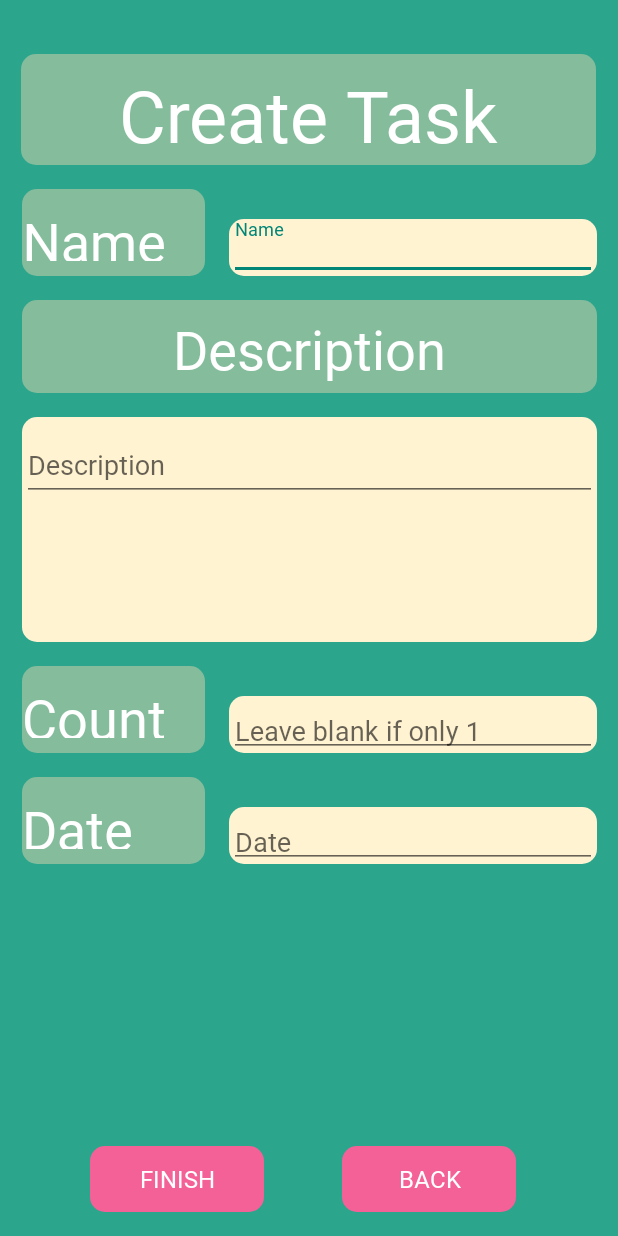
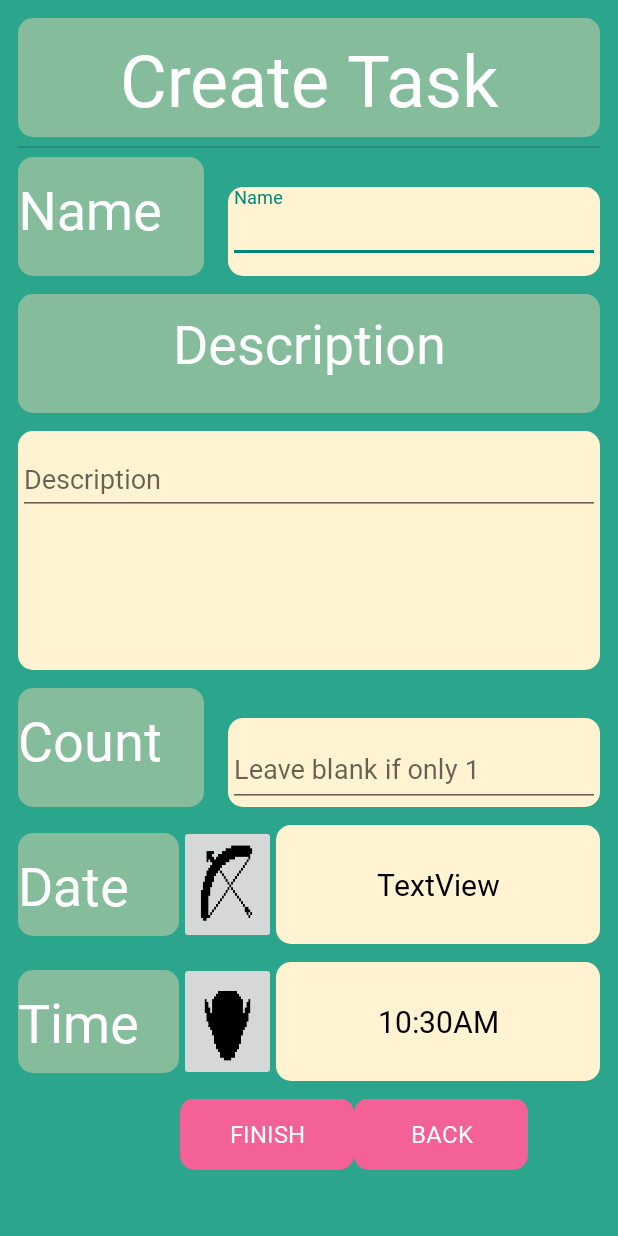
Before and after one commit to BunnyKing123/task-titans, an Android app: the TaskCreationActivity screen opened directly, with no data from a screen before it, on a phone screen of 412 x 824 dp. Run offline under Robolectric (Android 15) with nearby library versions, the phone set to English and light mode, and no system bars.

Commit message:
Added time picking and dynamic layout for task creation

```diff
--- a/app/build.gradle
+++ b/app/build.gradle
@@ -32,6 +32,7 @@ dependencies {
     implementation 'com.google.firebase:firebase-database'
 
     implementation 'androidx.appcompat:appcompat:1.2.0'
+    implementation 'androidx.fragment:fragment'
     implementation 'androidx.constraintlayout:constraintlayout:2.0.4'
     implementation 'androidx.legacy:legacy-support-v4:1.0.0'
     implementation 'androidx.navigation:navigation-fragment:2.2.1'
--- a/app/src/main/java/xyz/dolphcode/tasktitans/TaskCreationActivity.java
+++ b/app/src/main/java/xyz/dolphcode/tasktitans/TaskCreationActivity.java
@@ -1,13 +1,21 @@
 package xyz.dolphcode.tasktitans;
 
 import androidx.appcompat.app.AppCompatActivity;
+import androidx.fragment.app.DialogFragment;
 
 import android.os.Bundle;
+import android.view.View;
 import android.widget.Button;
+import android.widget.TextView;
 
+import xyz.dolphcode.tasktitans.fragments.TimePickerFragment;
+import xyz.dolphcode.tasktitans.util.DateTimeActivity;
 import xyz.dolphcode.tasktitans.util.Util;
 
-public class TaskCreationActivity extends AppCompatActivity {
+public class TaskCreationActivity extends AppCompatActivity implements DateTimeActivity {
+
+    TextView time;
+    DialogFragment timePicker;
 
     @Override
     protected void onCreate(Bundle savedInstanceState) {
@@ -16,6 +24,24 @@ public class TaskCreationActivity extends AppCompatActivity {
 
         Button taskBackBtn = findViewById(R.id.taskBackBtn);
 
+        time = findViewById(R.id.taskTimeText);
+        timePicker = new TimePickerFragment();
+
+        int[] currentTime = Util.currentTime();
+        time.setText(Util.formatTime(currentTime[0], currentTime[1]));
+
         Util.addSwitchScreenAction(taskBackBtn, TasksActivity.class, TaskCreationActivity.this);
     }
+
+    public void showTimePicker(View view) {
+        timePicker.show(getSupportFragmentManager(), "taskTimePicker");
+    }
+
+    @Override
+    public void sendDate() {}
+
+    @Override
+    public void sendTime(int hour, int min) {
+        time.setText(Util.formatTime(hour, min));
+    }
 }
--- /dev/null
+++ b/app/src/main/java/xyz/dolphcode/tasktitans/fragments/TimePickerFragment.java
@@ -0,0 +1,42 @@
+package xyz.dolphcode.tasktitans.fragments;
+
+import android.app.Activity;
+import android.app.Dialog;
+import android.app.TimePickerDialog;
+import android.icu.util.Calendar;
+import android.os.Bundle;
+import android.text.format.DateFormat;
+import android.widget.TimePicker;
+
+import androidx.fragment.app.DialogFragment;
+
+import xyz.dolphcode.tasktitans.util.DateTimeActivity;
+import xyz.dolphcode.tasktitans.util.Util;
+
+public class TimePickerFragment extends DialogFragment implements TimePickerDialog.OnTimeSetListener {
+
+    int hour;
+    int minute;
+
+    public TimePickerFragment() {
+        super();
+        int[] currentTime = Util.currentTime();
+        hour = currentTime[0];
+        minute = currentTime[1];
+    }
+
+    // Code based on code from Android Studio docs on Time Picker fragment
+    @Override public Dialog onCreateDialog(Bundle savedInstanceState) {
+        // Create a new instance of TimePickerDialog and return it
+        return new TimePickerDialog(getActivity(), this, hour, minute,
+                DateFormat.is24HourFormat(getActivity()));
+    }
+
+    public void onTimeSet(TimePicker view, int hourOfDay, int minute) {
+        Activity screen = getActivity();
+        if (screen instanceof DateTimeActivity) {
+            ((DateTimeActivity) screen).sendTime(hourOfDay, minute);
+        }
+    }
+
+}
--- /dev/null
+++ b/app/src/main/java/xyz/dolphcode/tasktitans/util/DateTimeActivity.java
@@ -0,0 +1,8 @@
+package xyz.dolphcode.tasktitans.util;
+
+public interface DateTimeActivity {
+
+    public void sendDate();
+    public void sendTime(int hour, int min);
+
+}
--- a/app/src/main/java/xyz/dolphcode/tasktitans/util/Util.java
+++ b/app/src/main/java/xyz/dolphcode/tasktitans/util/Util.java
@@ -1,6 +1,7 @@
 package xyz.dolphcode.tasktitans.util;
 
 import android.content.Intent;
+import android.icu.util.Calendar;
 import android.util.Log;
 import android.view.View;
 import android.widget.Button;
@@ -95,4 +96,32 @@ public final class Util {
         return list;
     }
 
+    // Formats time given hour and minute
+    public static String formatTime(int hour, int min) {
+        // Determine whether AM or PM and convert military to standard time
+        String meridiem = "AM";
+        int formatHour = hour;
+        if (formatHour >= 12 && formatHour < 24) {
+            meridiem = "PM";
+            formatHour -= 12;
+        }
+        if (formatHour == 0 || formatHour == 24) {
+            formatHour = 12;
+        }
+        formatHour = Math.abs(formatHour);
+
+        // Format time to two digits
+        String formatMin = String.format("%02d", min);
+
+        return formatHour + ":" + formatMin + meridiem;
+    }
+
+    // Gets current time in hours and minutes
+    // Hour is at index 0
+    // Minutes are at index 1
+    public static int[] currentTime() {
+        final Calendar c = Calendar.getInstance();
+        int[] time = {c.get(Calendar.HOUR_OF_DAY), c.get(Calendar.MINUTE)};
+        return time;
+    }
 }
--- a/app/src/main/res/layout/activity_task_creation.xml
+++ b/app/src/main/res/layout/activity_task_creation.xml
@@ -5,13 +5,18 @@
     android:layout_width="match_parent"
     android:layout_height="match_parent"
     android:background="@color/colorPrimaryDark"
+    android:paddingLeft="12dp"
+    android:paddingTop="12dp"
+    android:paddingRight="12dp"
+    android:paddingBottom="12dp"
+    app:chainUseRtl="false"
     tools:context=".TaskCreationActivity">
 
     <TextView
         android:id="@+id/taskCreationTitle"
-        android:layout_width="@dimen/label_width"
-        android:layout_height="@dimen/title_height"
-        android:layout_marginTop="36dp"
+        android:layout_width="match_parent"
+        android:layout_height="0dp"
+        android:layout_marginBottom="6dp"
         android:background="@drawable/round_corners"
         android:backgroundTint="#84BC9C"
         android:fontFamily="@font/quest"
@@ -21,21 +26,37 @@
         android:textAlignment="center"
         android:textColor="@color/colorText"
         android:textSize="48sp"
+        app:layout_constraintBottom_toTopOf="@+id/createTaskDivider1"
         app:layout_constraintEnd_toEndOf="parent"
-        app:layout_constraintHorizontal_bias="0.494"
+        app:layout_constraintHorizontal_bias="0.5"
         app:layout_constraintStart_toStartOf="parent"
-        app:layout_constraintTop_toTopOf="parent" />
+        app:layout_constraintTop_toTopOf="parent"
+        app:layout_constraintVertical_weight="1" />
+
+    <View
+        android:id="@+id/createTaskDivider1"
+        android:layout_width="match_parent"
+        android:layout_height="1dp"
+        android:background="?android:attr/listDivider"
+        app:layout_constraintBottom_toTopOf="@+id/taskNameContainer"
+        app:layout_constraintTop_toBottomOf="@+id/taskCreationTitle"
+        app:layout_constraintVertical_weight="1"
+        tools:layout_editor_absoluteX="12dp" />
 
     <LinearLayout
         android:id="@+id/taskNameContainer"
-        android:layout_width="@dimen/label_width"
-        android:layout_height="58dp"
-        android:layout_marginTop="16dp"
+        android:layout_width="match_parent"
+        android:layout_height="0dp"
         android:gravity="top"
+        android:layout_marginTop="6dp"
+        android:layout_marginBottom="6dp"
         android:orientation="horizontal"
+        app:layout_constraintBottom_toTopOf="@+id/taskDescLabel"
         app:layout_constraintEnd_toEndOf="parent"
+        app:layout_constraintHorizontal_bias="0.5"
         app:layout_constraintStart_toStartOf="parent"
-        app:layout_constraintTop_toBottomOf="@+id/taskCreationTitle">
+        app:layout_constraintTop_toBottomOf="@+id/createTaskDivider1"
+        app:layout_constraintVertical_weight="1">
 
         <TextView
             android:id="@+id/taskNameTxt"
@@ -75,9 +96,10 @@
 
     <TextView
         android:id="@+id/taskDescLabel"
-        android:layout_width="@dimen/label_width"
-        android:layout_height="@dimen/label_height"
-        android:layout_marginTop="16dp"
+        android:layout_width="match_parent"
+        android:layout_height="0dp"
+        android:layout_marginTop="6dp"
+        android:layout_marginBottom="6dp"
         android:background="@drawable/round_corners"
         android:backgroundTint="#84BC9C"
         android:fontFamily="@font/quest"
@@ -87,22 +109,27 @@
         android:textAlignment="center"
         android:textColor="@color/colorText"
         android:textSize="36sp"
+        app:layout_constraintBottom_toTopOf="@+id/taskDescInput"
         app:layout_constraintEnd_toEndOf="parent"
+        app:layout_constraintHorizontal_bias="0.5"
         app:layout_constraintStart_toStartOf="parent"
-        app:layout_constraintTop_toBottomOf="@+id/taskNameContainer" />
+        app:layout_constraintTop_toBottomOf="@+id/taskNameContainer"
+        app:layout_constraintVertical_weight="1" />
 
     <com.google.android.material.textfield.TextInputLayout
         android:id="@+id/taskDescInput"
-        android:layout_width="@dimen/label_width"
-        android:layout_height="150dp"
-        android:layout_marginTop="16dp"
-        android:layout_marginBottom="24dp"
+        android:layout_width="match_parent"
+        android:layout_height="0dp"
+        android:layout_marginTop="6dp"
+        android:layout_marginBottom="6dp"
         android:background="@drawable/round_corners"
         android:backgroundTint="@color/colorField"
-        app:layout_constraintBottom_toTopOf="@+id/registerPasswordInput"
+        app:layout_constraintBottom_toTopOf="@+id/taskCountContainer"
         app:layout_constraintEnd_toEndOf="parent"
+        app:layout_constraintHorizontal_bias="0.5"
         app:layout_constraintStart_toStartOf="parent"
-        app:layout_constraintTop_toBottomOf="@+id/taskDescLabel">
+        app:layout_constraintTop_toBottomOf="@+id/taskDescLabel"
+        app:layout_constraintVertical_weight="2">
 
         <com.google.android.material.textfield.TextInputEditText
             android:id="@+id/taskDescInputTxt"
@@ -114,14 +141,18 @@
 
     <LinearLayout
         android:id="@+id/taskCountContainer"
-        android:layout_width="@dimen/label_width"
-        android:layout_height="58dp"
-        android:layout_marginTop="16dp"
+        android:layout_width="match_parent"
+        android:layout_height="0dp"
+        android:layout_marginTop="6dp"
+        android:layout_marginBottom="6dp"
         android:gravity="top"
         android:orientation="horizontal"
+        app:layout_constraintBottom_toTopOf="@+id/taskDateContainer"
         app:layout_constraintEnd_toEndOf="parent"
+        app:layout_constraintHorizontal_bias="0.5"
         app:layout_constraintStart_toStartOf="parent"
-        app:layout_constraintTop_toBottomOf="@+id/taskDescInput">
+        app:layout_constraintTop_toBottomOf="@+id/taskDescInput"
+        app:layout_constraintVertical_weight="1">
 
         <TextView
             android:id="@+id/taskCountTxt"
@@ -151,7 +182,7 @@
             <com.google.android.material.textfield.TextInputEditText
                 android:id="@+id/taskCountInputTxt"
                 android:layout_width="match_parent"
-                android:layout_height="32dp"
+                android:layout_height="match_parent"
                 android:layout_weight="1"
                 android:fontFamily="@font/quest"
                 android:hint="@string/task_count_hint"
@@ -162,20 +193,24 @@
 
     <LinearLayout
         android:id="@+id/taskDateContainer"
-        android:layout_width="@dimen/label_width"
-        android:layout_height="58dp"
-        android:layout_marginTop="16dp"
-        android:gravity="top"
+        android:layout_width="match_parent"
+        android:layout_height="0dp"
+        android:layout_marginTop="6dp"
+        android:layout_marginBottom="6dp"
+        android:gravity="center"
         android:orientation="horizontal"
+        app:layout_constraintBottom_toTopOf="@+id/taskTimeContainer"
         app:layout_constraintEnd_toEndOf="parent"
+        app:layout_constraintHorizontal_bias="0.5"
         app:layout_constraintStart_toStartOf="parent"
-        app:layout_constraintTop_toBottomOf="@+id/taskCountContainer">
+        app:layout_constraintTop_toBottomOf="@+id/taskCountContainer"
+        app:layout_constraintVertical_weight="1">
 
         <TextView
             android:id="@+id/taskDateTxt"
             android:layout_width="0dp"
-            android:layout_height="match_parent"
-            android:layout_weight="1"
+            android:layout_height="wrap_content"
+            android:layout_weight="5"
             android:background="@drawable/round_corners"
             android:backgroundTint="@color/colorPrimary"
             android:fontFamily="@font/quest"
@@ -184,50 +219,101 @@
             android:textColor="@android:color/white"
             android:textSize="36sp" />
 
-        <com.google.android.material.textfield.TextInputLayout
-            android:id="@+id/taskDateInputBar"
+        <ImageButton
+            android:id="@+id/taskDatePickBtn"
             android:layout_width="0dp"
             android:layout_height="match_parent"
-            android:layout_marginStart="16dp"
-            android:layout_marginTop="20dp"
-            android:layout_weight="2"
+            android:layout_weight="3"
+            android:scaleType="fitXY"
+            app:srcCompat="@drawable/bow_icon" />
+
+        <TextView
+            android:id="@+id/taskDateText"
+            android:layout_width="0dp"
+            android:layout_height="match_parent"
+            android:layout_weight="10"
             android:background="@drawable/round_corners"
             android:backgroundTint="@color/colorField"
-            app:layout_constraintStart_toStartOf="parent"
-            app:layout_constraintTop_toBottomOf="@+id/guildJoinTitle">
+            android:fontFamily="@font/quest"
+            android:gravity="center"
+            android:text="TextView"
+            android:textAlignment="center"
+            android:textColor="@color/colorTextDark"
+            android:textSize="20sp" />
 
-            <com.google.android.material.textfield.TextInputEditText
-                android:id="@+id/taskDateInputTxt"
-                android:layout_width="match_parent"
-                android:layout_height="32dp"
-                android:layout_weight="1"
-                android:fontFamily="@font/quest"
-                android:hint="@string/task_date"
-                android:inputType="date" />
-
-        </com.google.android.material.textfield.TextInputLayout>
     </LinearLayout>
 
-    <Button
-        android:id="@+id/taskBackBtn"
-        android:layout_width="@dimen/btn_small_width"
-        android:layout_height="@dimen/btn_small_height"
-        android:layout_marginBottom="16dp"
+    <LinearLayout
+        android:id="@+id/taskTimeContainer"
+        android:layout_width="match_parent"
+        android:layout_height="0dp"
+        android:layout_marginTop="6dp"
+        android:layout_marginBottom="6dp"
+        android:gravity="center"
+        android:orientation="horizontal"
+        app:layout_constraintBottom_toTopOf="@+id/taskBtnsContainer"
+        app:layout_constraintEnd_toEndOf="parent"
+        app:layout_constraintHorizontal_bias="0.5"
+        app:layout_constraintStart_toStartOf="parent"
+        app:layout_constraintTop_toBottomOf="@+id/taskDateContainer"
+        app:layout_constraintVertical_weight="1">
+
+        <TextView
+            android:id="@+id/taskTimeTxt"
+            android:layout_width="0dp"
+            android:layout_height="wrap_content"
+            android:layout_weight="5"
             android:background="@drawable/round_corners"
-        android:backgroundTint="@color/colorAccent"
+            android:backgroundTint="@color/colorPrimary"
             android:fontFamily="@font/quest"
-        android:text="@string/return_txt"
-        android:textColor="@color/colorText"
-        android:textSize="16sp"
+            android:paddingVertical="10dp"
+            android:text="@string/task_time"
+            android:textColor="@android:color/white"
+            android:textSize="36sp" />
+
+        <ImageButton
+            android:id="@+id/taskTimePickBtn"
+            android:layout_width="0dp"
+            android:layout_height="match_parent"
+            android:layout_weight="3"
+            android:onClick="showTimePicker"
+            android:scaleType="fitXY"
+            app:srcCompat="@drawable/elf_icon" />
+
+        <TextView
+            android:id="@+id/taskTimeText"
+            android:layout_width="0dp"
+            android:layout_height="match_parent"
+            android:layout_weight="10"
+            android:background="@drawable/round_corners"
+            android:backgroundTint="@color/colorField"
+            android:fontFamily="@font/quest"
+            android:gravity="center"
+            android:text="TextView"
+            android:textAlignment="center"
+            android:textColor="@color/colorTextDark"
+            android:textSize="20sp" />
+
+    </LinearLayout>
+
+    <LinearLayout
+        android:id="@+id/taskBtnsContainer"
+        android:layout_width="match_parent"
+        android:layout_height="0dp"
+        android:layout_marginTop="6dp"
+        android:gravity="center"
+        android:orientation="horizontal"
         app:layout_constraintBottom_toBottomOf="parent"
         app:layout_constraintEnd_toEndOf="parent"
-        app:layout_constraintHorizontal_bias="0.436"
-        app:layout_constraintStart_toEndOf="@+id/taskDoneBtn" />
+        app:layout_constraintHorizontal_bias="0.5"
+        app:layout_constraintStart_toStartOf="parent"
+        app:layout_constraintTop_toBottomOf="@+id/taskTimeContainer"
+        app:layout_constraintVertical_weight="1">
 
         <Button
             android:id="@+id/taskDoneBtn"
             android:layout_width="@dimen/btn_small_width"
-        android:layout_height="@dimen/btn_small_height"
+            android:layout_height="wrap_content"
             android:layout_marginStart="60dp"
             android:layout_marginBottom="16dp"
             android:background="@drawable/round_corners"
@@ -235,8 +321,20 @@
             android:fontFamily="@font/quest"
             android:text="@string/finish_txt"
             android:textColor="@color/colorText"
-        android:textSize="16sp"
-        app:layout_constraintBottom_toBottomOf="parent"
-        app:layout_constraintStart_toStartOf="parent" />
+            android:textSize="16sp" />
+
+        <Button
+            android:id="@+id/taskBackBtn"
+            android:layout_width="@dimen/btn_small_width"
+            android:layout_height="wrap_content"
+            android:layout_marginBottom="16dp"
+            android:background="@drawable/round_corners"
+            android:backgroundTint="@color/colorAccent"
+            android:fontFamily="@font/quest"
+            android:text="@string/return_txt"
+            android:textColor="@color/colorText"
+            android:textSize="16sp" />
+
+    </LinearLayout>
 
 </androidx.constraintlayout.widget.ConstraintLayout>
--- a/app/src/main/res/values/strings.xml
+++ b/app/src/main/res/values/strings.xml
@@ -46,6 +46,7 @@
     <string name="level_hint">Minimum Level</string>
     <string name="guild_logo">Crest</string>
     <string name="create_guild">Create Guild</string>
+    <string name="task_time">Time</string>
 
     <string name="subtitle">Your journey begins here</string>
 
```
Lines whose indentation alone changed are shown as unchanged.
